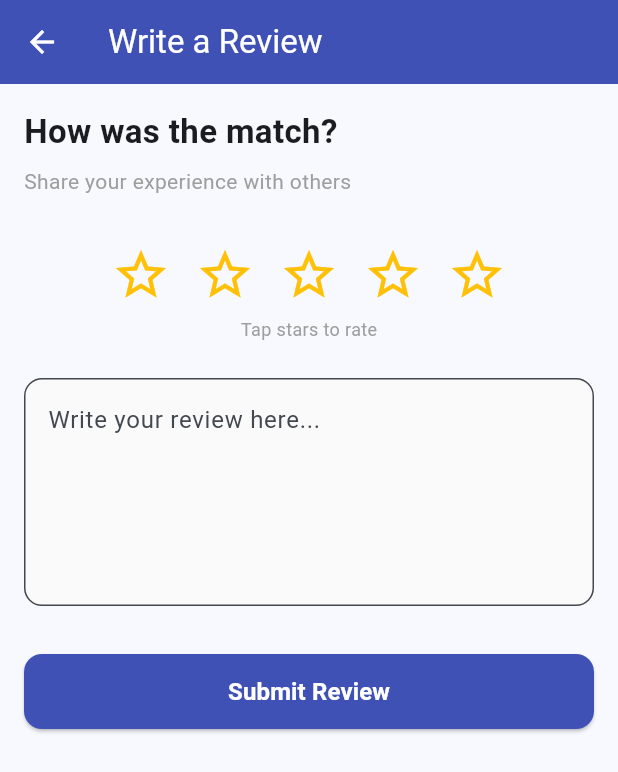
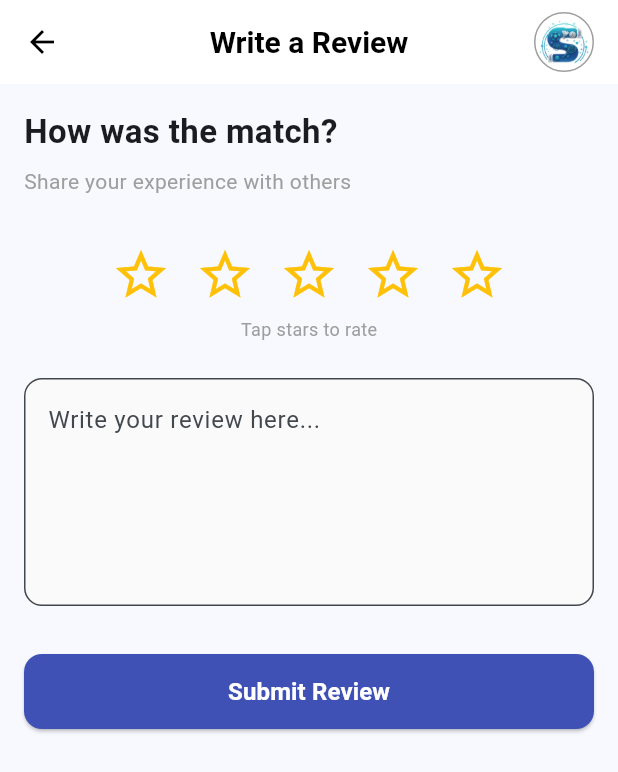
Before and after one commit to pbp-kelompok-a02/sporticket-mobile, a Flutter app: the AddReviewPage screen opened directly with empty values, on a phone screen of 412 x 824 dp. Shown: the top 772 px of the screen. Run offline on Flutter 3.47's test engine with Material 3 defaults, Android fonts, the phone set to English and light mode, and no system bars; our stand-ins replace image_picker; missing offline and left inert: pbp_django_auth; accounts and stored records are empty.

Commit message:
menyelesaikan integrasi dan UI review serta menambahkan app bar

```diff
--- a/lib/review/models/review.dart
+++ b/lib/review/models/review.dart
@@ -52,14 +52,12 @@ class Review {
     komentar: json["komentar"],
     createdAt: DateTime.parse(json["created_at"]),
     isCurrentUser: json["is_current_user"] ?? false,
-    // prefix it with the local server host so Image.network can load it.
     profilePhoto: (() {
       final raw = json["profile_photo"] ?? '';
       if (raw == null) return '';
       String s = raw.toString();
       if (s.isEmpty) return '';
       if (s.startsWith('http')) return s;
-      // If backend returned a relative URL like '/media/...', prefix with host
       if (s.startsWith('/')) return 'http://127.0.0.1:8000' + s;
       return 'http://127.0.0.1:8000/' + s;
     })(),
--- a/lib/review/screens/add_review_page.dart
+++ b/lib/review/screens/add_review_page.dart
@@ -2,15 +2,12 @@ import 'dart:convert';
 import 'package:flutter/material.dart';
 import 'package:pbp_django_auth/pbp_django_auth.dart';
 import 'package:provider/provider.dart';
+import 'package:sporticket_mobile/widgets/app_bar.dart';
 
 class AddReviewPage extends StatefulWidget {
   final String matchId;
 
-
-  const AddReviewPage({
-    super.key,
-    required this.matchId,
-  });
+  const AddReviewPage({super.key, required this.matchId});
 
   @override
   State<AddReviewPage> createState() => _AddReviewPageState();
@@ -29,9 +26,9 @@ class _AddReviewPageState extends State<AddReviewPage> {
       return;
     }
     if (_commentController.text.trim().isEmpty) {
-      ScaffoldMessenger.of(context).showSnackBar(
-        const SnackBar(content: Text("Please write a comment!")),
-      );
+      ScaffoldMessenger.of(
+        context,
+      ).showSnackBar(const SnackBar(content: Text("Please write a comment!")));
       return;
     }
 
@@ -39,7 +36,8 @@ class _AddReviewPageState extends State<AddReviewPage> {
       _isLoading = true;
     });
 
-    final String url = 'http://127.0.0.1:8000/review/${widget.matchId}/api/add/';
+    final String url =
+        'http://127.0.0.1:8000/review/${widget.matchId}/api/add/';
 
     try {
       final response = await request.postJson(
@@ -50,7 +48,6 @@ class _AddReviewPageState extends State<AddReviewPage> {
         }),
       );
 
-      // pbp_django_auth parses the JSON response automatically into a Map
       if (response['status'] == 'success') {
         if (mounted) {
           ScaffoldMessenger.of(context).showSnackBar(
@@ -73,9 +70,9 @@ class _AddReviewPageState extends State<AddReviewPage> {
       }
     } catch (e) {
       if (mounted) {
-        ScaffoldMessenger.of(context).showSnackBar(
-          SnackBar(content: Text("Error: $e")),
-        );
+        ScaffoldMessenger.of(
+          context,
+        ).showSnackBar(SnackBar(content: Text("Error: $e")));
       }
     } finally {
       if (mounted) {
@@ -91,12 +88,8 @@ class _AddReviewPageState extends State<AddReviewPage> {
     final request = context.watch<CookieRequest>();
 
     return Scaffold(
-      appBar: AppBar(
-        title: const Text("Write a Review"),
-        backgroundColor: Colors.indigo,
-        foregroundColor: Colors.white,
-      ),
-      body: SingleChildScrollView( // Added scroll view to prevent overflow
+      appBar: const SporticketAppBar(title: "Write a Review"),
+      body: SingleChildScrollView(
         padding: const EdgeInsets.all(16.0),
         child: Column(
           crossAxisAlignment: CrossAxisAlignment.start,
@@ -175,7 +168,10 @@ class _AddReviewPageState extends State<AddReviewPage> {
                     ? const CircularProgressIndicator(color: Colors.white)
                     : const Text(
                         "Submit Review",
-                        style: TextStyle(fontSize: 16, fontWeight: FontWeight.bold),
+                        style: TextStyle(
+                          fontSize: 16,
+                          fontWeight: FontWeight.bold,
+                        ),
                       ),
               ),
             ),
--- a/lib/review/widgets/review_entry_card.dart
+++ b/lib/review/widgets/review_entry_card.dart
@@ -1,6 +1,5 @@
 import 'package:flutter/material.dart';
 import '../models/review.dart';
-// import 'package:sporticket_mobile/screens/profile_page.dart'; // Hapus jika tidak dipakai langsung di sini
 
 class ReviewCard extends StatelessWidget {
   final String matchId;
@@ -127,7 +126,7 @@ class ReviewCard extends StatelessWidget {
         borderRadius: BorderRadius.circular(16),
         child: InkWell(
           borderRadius: BorderRadius.circular(16),
-          onTap: onTap, // Tap Card Utama
+          onTap: onTap,
           child: Padding(
             padding: const EdgeInsets.all(20),
             child: Column(
@@ -141,7 +140,6 @@ class ReviewCard extends StatelessWidget {
                     Material(
                       color: Colors.transparent,
                       child: InkWell(
-                        // Membuat area sentuh bulat
                         borderRadius: BorderRadius.circular(22),
                         onTap: onProfileTap,
                         child: Container(
--- a/lib/review/widgets/review_preview_section.dart
+++ b/lib/review/widgets/review_preview_section.dart
@@ -49,7 +49,6 @@ class _ReviewPreviewSectionState extends State<ReviewPreviewSection> {
     };
   }
 
-  // Logic Delete (Sama seperti di List Page, agar tombol delete di preview berfungsi)
   Future<void> _deleteReview(int reviewId) async {
     final request = context.read<CookieRequest>();
     final response = await request.post(
@@ -65,7 +64,7 @@ class _ReviewPreviewSectionState extends State<ReviewPreviewSection> {
             backgroundColor: Colors.green,
           ),
         );
-        _refreshData(); // Refresh preview setelah delete
+        _refreshData();
       } else {
         ScaffoldMessenger.of(context).showSnackBar(
           const SnackBar(
@@ -94,7 +93,6 @@ class _ReviewPreviewSectionState extends State<ReviewPreviewSection> {
         final bool userHasTicket = data['user_has_ticket'];
         final int totalCount = data['total_count'];
 
-        // LOGIC: Ambil 3 review teratas (sesuai urutan API)
         final previewReviews = allReviews.take(3).toList();
 
         return Container(
@@ -176,7 +174,6 @@ class _ReviewPreviewSectionState extends State<ReviewPreviewSection> {
                       );
                     },
 
-                    // 4. Logic Delete Button di Card Preview -> Hapus langsung
                     onDelete: () {
                       showDialog(
                         context: context,
@@ -208,7 +205,6 @@ class _ReviewPreviewSectionState extends State<ReviewPreviewSection> {
               const SizedBox(height: 20),
 
               // --- BUTTON: SHOW MORE REVIEWS ---
-              // Redirect ke Review List Page
               SizedBox(
                 width: double.infinity,
                 child: ElevatedButton(
```
Also changed, not shown: lib/review/screens/edit_review_page.dart (+22 -19 lines), lib/review/screens/review_detail_page.dart (+12 -16 lines), lib/review/screens/review_list_page.dart (+5 -6 lines).
